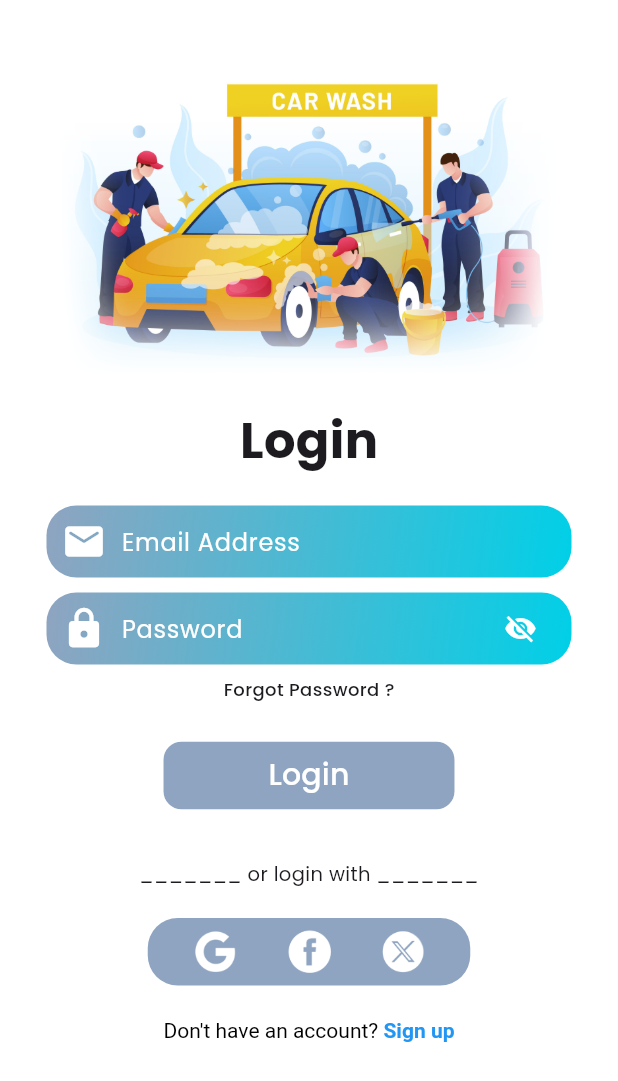
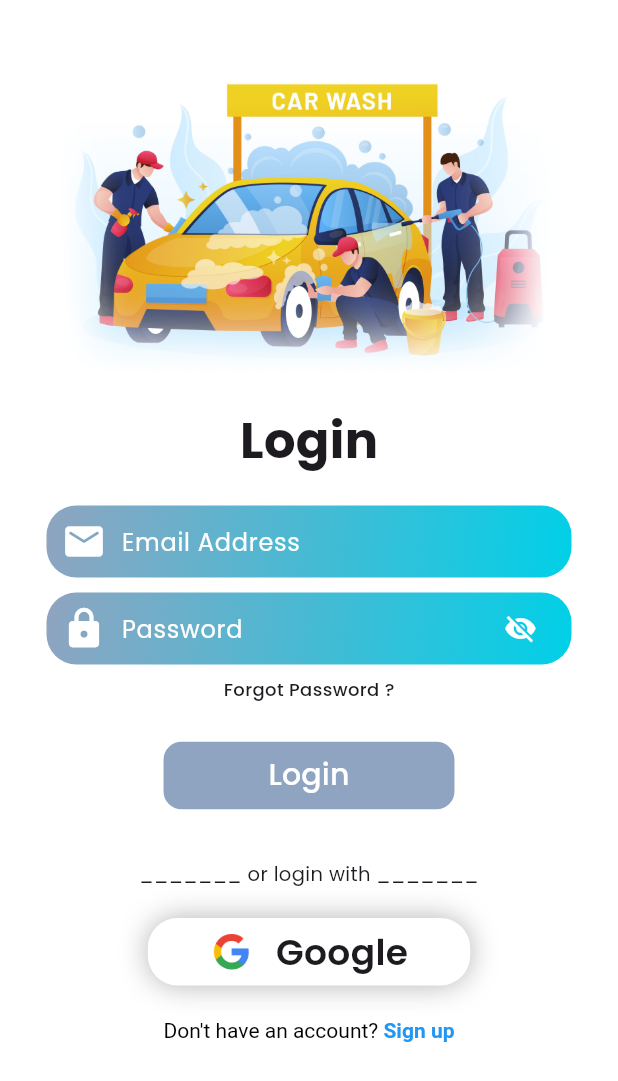
Before and after one commit to Amjad-Tp/autoshine, a Flutter app: the LoginScreen screen opened by its route, on a phone screen of 412 x 824 dp. Shown: the top 1081 px of the screen. Run offline on Flutter 3.47's test engine with Material 3 defaults, Android fonts, the light colour scheme and no system bars; our stand-ins replace carousel_slider, cloud_firestore, custom_navigation_bar, equatable, firebase_auth, firebase_core and 7 more; missing offline and left inert: icofont_flutter; accounts and stored records are empty.

Commit message:
Created custom_snack_bar.dart to implement both snack bars eror and success

```diff
--- a/lib/screens/login_screen.dart
+++ b/lib/screens/login_screen.dart
@@ -1,4 +1,5 @@
 import 'package:autoshine/blocs/auth/auth_bloc.dart';
+import 'package:autoshine/functions/custom_snack_bar.dart';
 import 'package:autoshine/services/auth_service.dart';
 import 'package:autoshine/values/colors.dart';
 import 'package:autoshine/widget/login_signup.dart';
@@ -26,17 +27,14 @@ class LoginScreen extends StatelessWidget {
             if (state is AuthSuccess) {
               Navigator.pushReplacementNamed(context, '/navbar');
             } else if (state is AuthFailed) {
-              Get.snackbar(
-                'Error',
-                // 'Email or Password is invalid',
-                state.error,
-                colorText: Colors.red,
-                backgroundColor: whiteColor,
-                snackPosition: SnackPosition.BOTTOM,
-              );
+              errorSnackBar(state.error);
             }
           },
-          child: SingleChildScrollView(
+          child: BlocBuilder<AuthBloc, AuthState>(
+            builder: (context, state) {
+              return Stack(
+                children: [
+                  SingleChildScrollView(
                     child: Center(
                       child: Column(
                         children: [
@@ -44,12 +42,17 @@ class LoginScreen extends StatelessWidget {
                           SizedBox(
                             width: 330,
                             height: 220,
-                    child: Image.asset('assets/others/login_screen.png'),
+                            child: Image.asset(
+                              'assets/others/login_screen.png',
+                            ),
                           ),
                           const SizedBox(height: 20),
                           const Text(
                             'Login',
-                    style: TextStyle(fontWeight: FontWeight.w700, fontSize: 33),
+                            style: TextStyle(
+                              fontWeight: FontWeight.w700,
+                              fontSize: 33,
+                            ),
                           ),
                           const SizedBox(height: 20),
                           Form(
@@ -95,7 +98,10 @@ class LoginScreen extends StatelessWidget {
                           InkWell(
                             borderRadius: BorderRadius.circular(10),
                             onTap:
-                        () => Navigator.pushNamed(context, '/recover-password'),
+                                () => Navigator.pushNamed(
+                                  context,
+                                  '/recover-password',
+                                ),
                             child: Padding(
                               padding: const EdgeInsets.all(5.0),
                               child: Text(
@@ -108,10 +114,8 @@ class LoginScreen extends StatelessWidget {
                             ),
                           ),
                           const SizedBox(height: 20),
-                  BlocBuilder<AuthBloc, AuthState>(
-                    builder: (context, state) {
-                      return LoginSignupButton(
-                        title: state is AuthLoading ? 'Logging In...' : 'Login',
+                          LoginSignupButton(
+                            title: 'Login',
                             navigation: () {
                               if (loginFormKey.currentState!.validate()) {
                                 final email = emailController.text.trim();
@@ -125,8 +129,6 @@ class LoginScreen extends StatelessWidget {
                                 );
                               }
                             },
-                      );
-                    },
                           ),
                           const SizedBox(height: 32),
                           const Text(
@@ -134,41 +136,41 @@ class LoginScreen extends StatelessWidget {
                             style: TextStyle(fontSize: 13),
                           ),
                           const SizedBox(height: 20),
-                  Container(
-                    width: 215,
-                    height: 45,
-                    decoration: BoxDecoration(
-                      color: rockBlue,
-                      borderRadius: BorderRadius.circular(20),
-                    ),
-                    child: Row(
-                      mainAxisAlignment: MainAxisAlignment.spaceEvenly,
-                      children: [
-                        InkWell(
+                          GestureDetector(
                             onTap: () async {
                               await authService.signInWithGoogle();
                               Get.offNamed('/navbar');
                             },
-                          child: Image.asset(
-                            'assets/icons/before_login/google_logo_white.png',
+                            child: Container(
+                              width: 215,
+                              height: 45,
+                              decoration: BoxDecoration(
+                                color: whiteColor,
+                                borderRadius: BorderRadius.circular(20),
+                                boxShadow: [
+                                  BoxShadow(
+                                    blurRadius: 16,
+                                    color: blackColor.withValues(alpha: .3),
+                                  ),
+                                ],
+                              ),
+                              child: Row(
+                                mainAxisAlignment: MainAxisAlignment.center,
+                                children: [
+                                  Image.asset(
+                                    'assets/icons/before_login/google_logo.png',
                                     width: 29,
                                   ),
-                        ),
-                        InkWell(
-                          onTap: () {},
-                          child: Image.asset(
-                            'assets/icons/before_login/facebook_white.png',
-                            width: 35,
-                          ),
-                        ),
-                        InkWell(
-                          onTap: () {},
-                          child: Image.asset(
-                            'assets/icons/before_login/Twitter-x_-white.png',
-                            width: 28,
+                                  const SizedBox(width: 15),
+                                  Text(
+                                    'Google',
+                                    style: TextStyle(
+                                      fontSize: 24,
+                                      fontWeight: FontWeight.w600,
                                     ),
                                   ),
                                 ],
+                              ),
                             ),
                           ),
                           const SizedBox(height: 22),
@@ -194,6 +196,19 @@ class LoginScreen extends StatelessWidget {
                       ),
                     ),
                   ),
+                  if (state is AuthLoading)
+                    Positioned.fill(
+                      child: Container(
+                        color: whiteColor.withValues(alpha: .6),
+                        child: Center(
+                          child: CircularProgressIndicator(color: rockBlue),
+                        ),
+                      ),
+                    ),
+                ],
+              );
+            },
+          ),
         ),
       ),
     );
--- a/lib/screens/signup_screen.dart
+++ b/lib/screens/signup_screen.dart
@@ -2,6 +2,7 @@ import 'dart:ui';
 
 import 'package:autoshine/blocs/auth/auth_bloc.dart';
 import 'package:autoshine/controller/sign_up_controller.dart';
+import 'package:autoshine/functions/custom_snack_bar.dart';
 import 'package:autoshine/values/colors.dart';
 import 'package:autoshine/widget/login_signup.dart';
 import 'package:flutter/gestures.dart';
@@ -30,13 +31,12 @@ class SignupScreen extends StatelessWidget {
           bloc: controller.authBloc,
           listener: (context, state) {
             if (state is AuthSuccess) {
-              Get.snackbar(
-                'Success',
+              successSnackBar(
                 'Verification email sent. Please check your email.',
               );
               controller.startEmailVerificationCheck();
             } else if (state is AuthFailed) {
-              Get.snackbar('Error', state.error);
+              errorSnackBar(state.error);
             } else if (state is AuthVerificationEmailSent) {
               Get.snackbar('Message', state.message);
             }
```
Also changed, not shown: lib/blocs/auth/auth_bloc.dart (+1 -47 lines), lib/functions/custom_snack_bar.dart (added, +21 -0 lines), assets/icons/before_login/google_logo.png (added), assets/icons/before_login/google_logo_white.png (deleted). Lines whose indentation alone changed are shown as unchanged.
